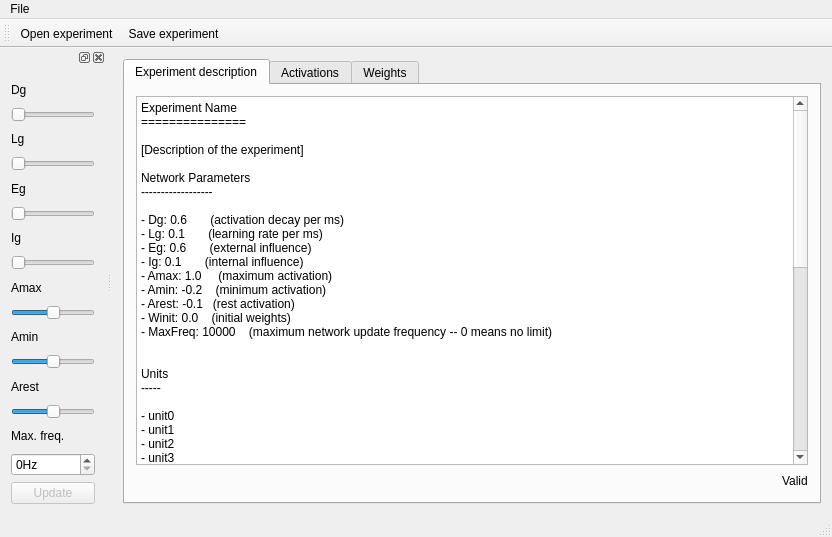
First picture: the form in src-MemoryExplorer/mainwindow.ui, repository severin-lemaignan/associative-memory, before the edit.
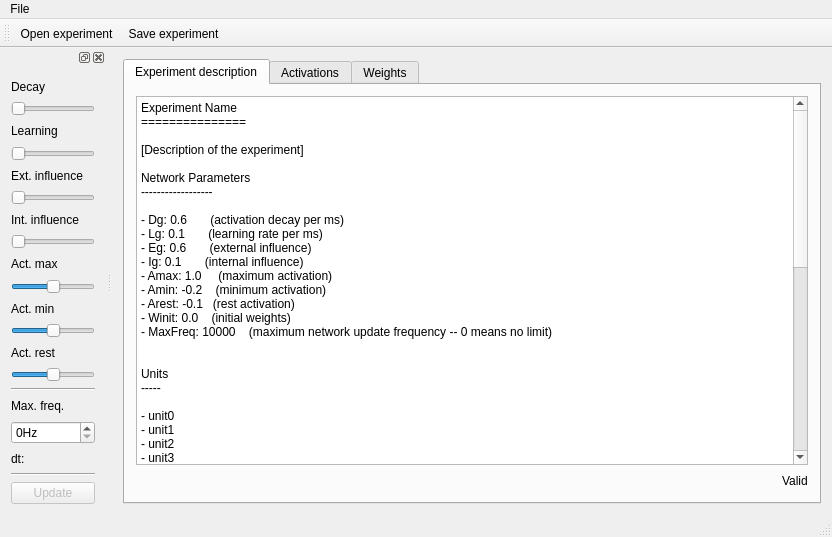
Second picture: the form after the edit. Icons and pictures are not drawn. Custom widgets are drawn as their Qt base class.

```diff
--- a/src-MemoryExplorer/mainwindow.ui
+++ b/src-MemoryExplorer/mainwindow.ui
@@ -263,7 +263,7 @@
        <item>
         <widget class="QLabel" name="Dg_label">
          <property name="text">
-          <string>Dg</string>
+          <string>Decay</string>
          </property>
         </widget>
        </item>
@@ -283,7 +283,7 @@
        <item>
         <widget class="QLabel" name="Lg_label">
          <property name="text">
-          <string>Lg</string>
+          <string>Learning</string>
          </property>
         </widget>
        </item>
@@ -300,7 +300,7 @@
        <item>
         <widget class="QLabel" name="Eg_label">
          <property name="text">
-          <string>Eg</string>
+          <string>Ext. influence</string>
          </property>
         </widget>
        </item>
@@ -317,7 +317,7 @@
        <item>
         <widget class="QLabel" name="Ig_label">
          <property name="text">
-          <string>Ig</string>
+          <string>Int. influence</string>
          </property>
         </widget>
        </item>
@@ -334,7 +334,7 @@
        <item>
         <widget class="QLabel" name="Amax_label">
          <property name="text">
-          <string>Amax</string>
+          <string>Act. max</string>
          </property>
         </widget>
        </item>
@@ -357,7 +357,7 @@
        <item>
         <widget class="QLabel" name="Amin_label">
          <property name="text">
-          <string>Amin</string>
+          <string>Act. min</string>
          </property>
         </widget>
        </item>
@@ -383,7 +383,7 @@
        <item>
         <widget class="QLabel" name="Arest_label">
          <property name="text">
-          <string>Arest</string>
+          <string>Act. rest</string>
          </property>
         </widget>
        </item>
@@ -400,6 +400,13 @@
          </property>
         </widget>
        </item>
+       <item>
+        <widget class="Line" name="line">
+         <property name="orientation">
+          <enum>Qt::Horizontal</enum>
+         </property>
+        </widget>
+       </item>
        <item>
         <widget class="QLabel" name="MaxFreq_label">
          <property name="text">
@@ -417,6 +424,20 @@
          </property>
         </widget>
        </item>
+       <item>
+        <widget class="QLabel" name="period_label">
+         <property name="text">
+          <string>dt:</string>
+         </property>
+        </widget>
+       </item>
+       <item>
+        <widget class="Line" name="line_2">
+         <property name="orientation">
+          <enum>Qt::Horizontal</enum>
+         </property>
+        </widget>
+       </item>
        <item>
         <widget class="QPushButton" name="runButton">
          <property name="enabled">
```
